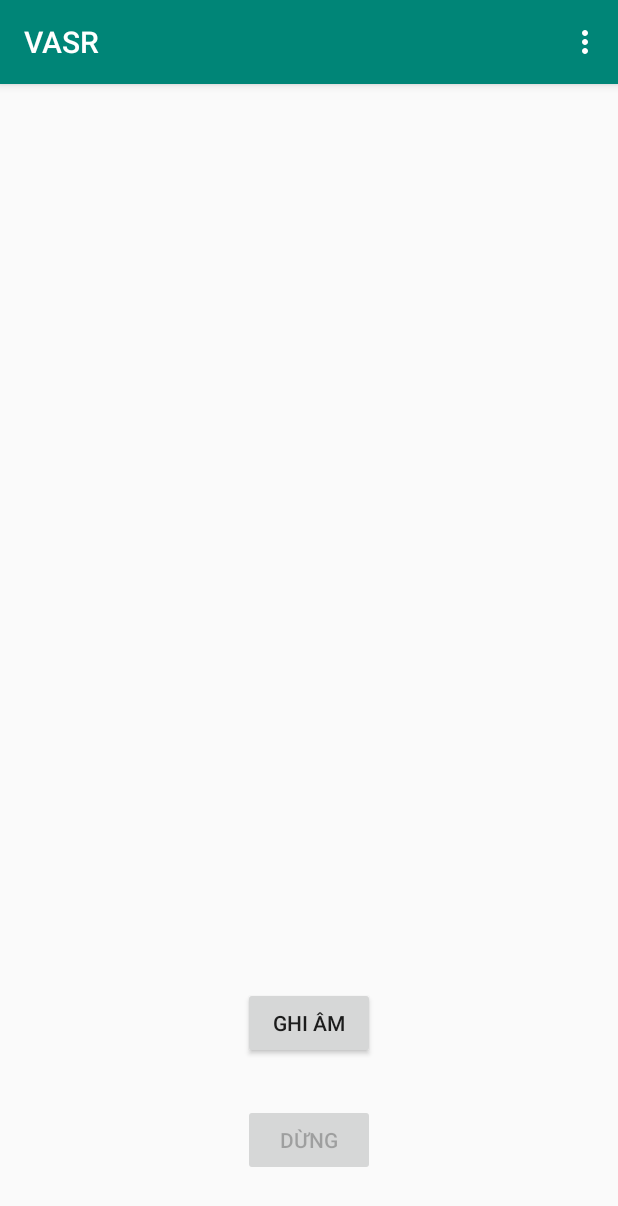
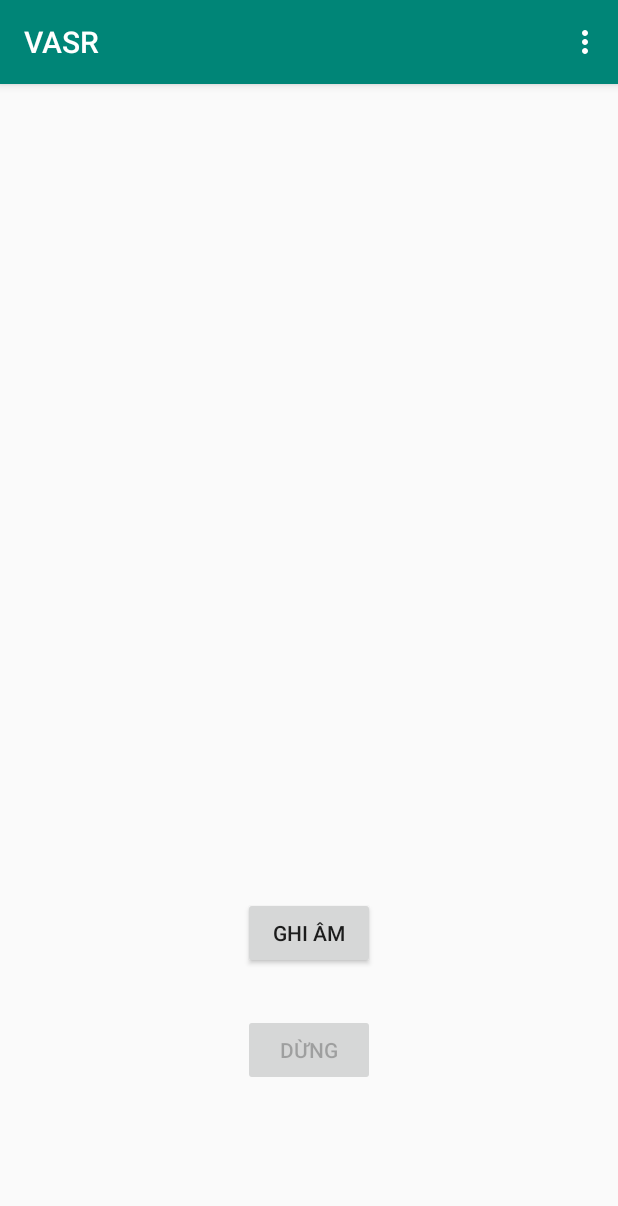
Before and after one commit to nttri/SpeechRecognitionThesis, an Android app: the screen it shows after launch (MainActivity), on a phone screen of 412 x 824 dp. Shown: the top 1206 px of the screen. Run offline under Robolectric (Android 15) with nearby library versions, the phone set to English and light mode, and no system bars.

Commit message:
[App] update layout main screen and text

```diff
--- a/app/VASR/app/src/main/java/com/example/vasr/ResultActivity.java
+++ b/app/VASR/app/src/main/java/com/example/vasr/ResultActivity.java
@@ -94,7 +94,7 @@ public class ResultActivity extends AppCompatActivity {
             writer.append(text);
             writer.flush();
             writer.close();
-            Toast.makeText(this, "Tập tin đã được lưu ở " + filePath, Toast.LENGTH_SHORT).show();
+            Toast.makeText(this, "Tập tin văn bản đã được lưu tại: " + filePath, Toast.LENGTH_SHORT).show();
         } catch (Exception e) {
             Toast.makeText(this, e.getMessage(), Toast.LENGTH_SHORT).show();
         }
--- a/app/VASR/app/src/main/res/layout/activity_main.xml
+++ b/app/VASR/app/src/main/res/layout/activity_main.xml
@@ -21,7 +21,7 @@
         android:id="@+id/btn_stop"
         android:layout_width="wrap_content"
         android:layout_height="wrap_content"
-        android:layout_marginBottom="40dp"
+        android:layout_marginBottom="100dp"
         android:text="Dừng"
         app:layout_constraintBottom_toBottomOf="parent"
         app:layout_constraintEnd_toEndOf="parent"
```
